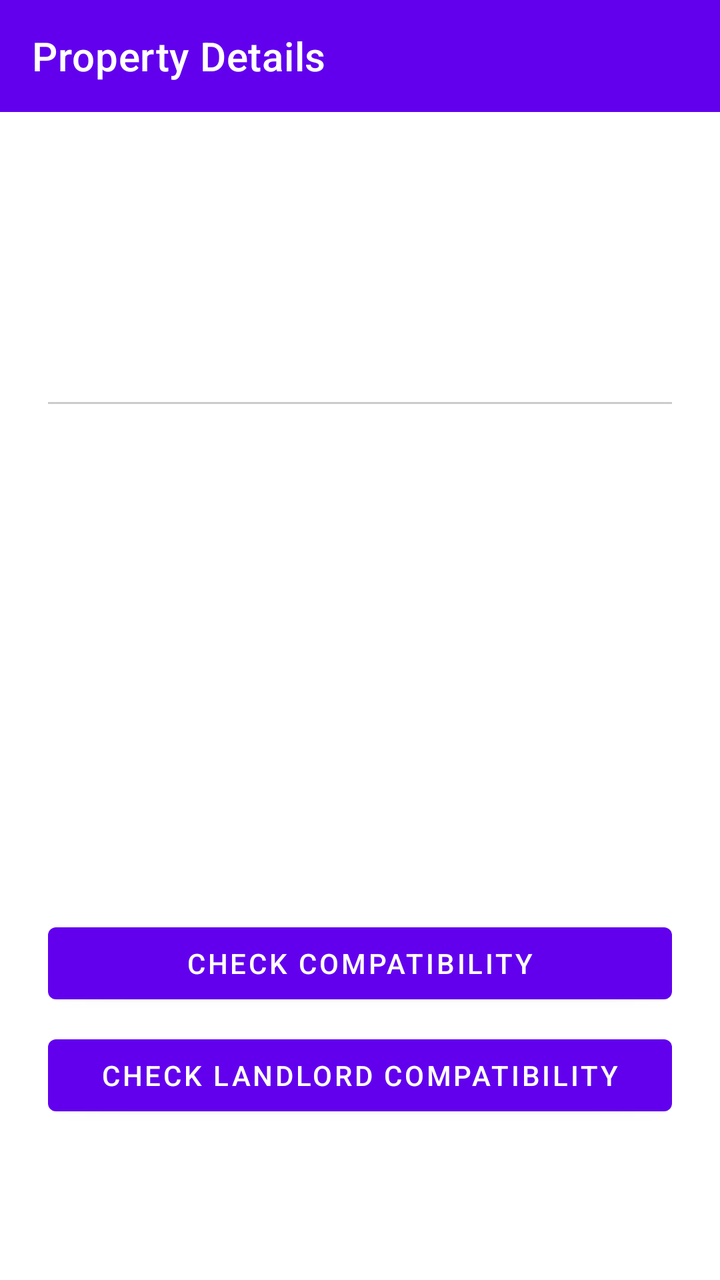
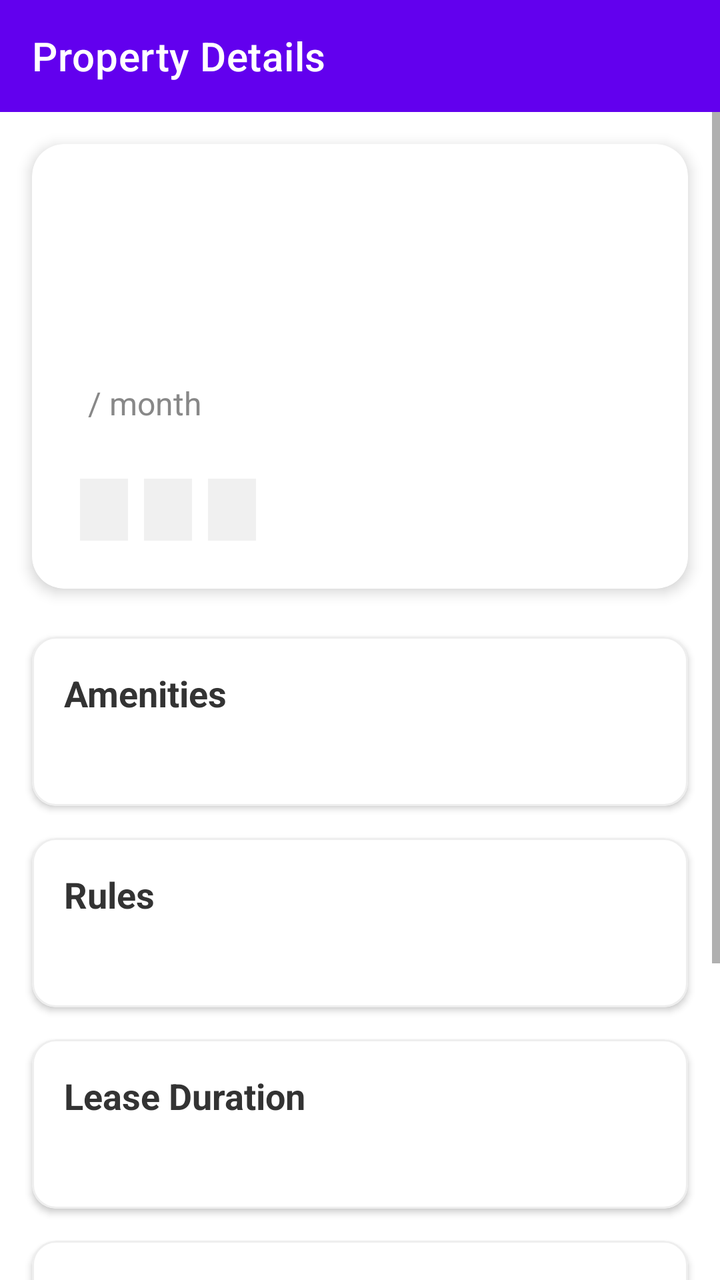

The first picture is an Android layout as it rendered before a commit; the second is the same layout after the commit. The layout source and the unified diff follow.
<!-- AndroidManifest.xml: application theme Theme.RentMate -->
<!-- res/layout/activity_property_details.xml -->
<?xml version="1.0" encoding="utf-8"?>
<LinearLayout xmlns:android="http://schemas.android.com/apk/res/android"
    xmlns:app="http://schemas.android.com/apk/res-auto"
    xmlns:tools="http://schemas.android.com/tools"
    android:id="@+id/main"
    android:layout_width="match_parent"
    android:layout_height="match_parent"
    android:orientation="vertical"
    tools:context=".PropertyDetailsActivity">

    <com.google.android.material.appbar.MaterialToolbar
        android:id="@+id/toolbar"
        android:layout_width="match_parent"
        android:layout_height="?attr/actionBarSize"
        android:background="?attr/colorPrimary"
        app:title="@string/title_property_details"
        app:titleTextColor="@color/white" />

    <ScrollView
        android:layout_width="match_parent"
        android:layout_height="match_parent">

    <LinearLayout
        android:layout_width="match_parent"
        android:layout_height="wrap_content"
        android:orientation="vertical"
        android:padding="24dp">

        <TextView
            android:id="@+id/tvTitle"
            android:layout_width="wrap_content"
            android:layout_height="wrap_content"
            android:textSize="24sp"
            android:textStyle="bold"
            android:textColor="@color/purple_500" />

        <TextView
            android:id="@+id/tvRent"
            android:layout_width="wrap_content"
            android:layout_height="wrap_content"
            android:layout_marginTop="8dp"
            android:textSize="20sp"
            android:textStyle="bold"
            android:textColor="@color/teal_700" />

        <TextView
            android:id="@+id/tvLocation"
            android:layout_width="wrap_content"
            android:layout_height="wrap_content"
            android:layout_marginTop="16dp"
            android:textSize="16sp" />

        <View
            android:layout_width="match_parent"
            android:layout_height="1dp"
            android:layout_marginTop="16dp"
            android:background="#CCCCCC" />

        <TextView
            android:id="@+id/tvType"
            android:layout_width="wrap_content"
            android:layout_height="wrap_content"
            android:layout_marginTop="16dp"
            android:textSize="16sp" />

        <TextView
            android:id="@+id/tvBedrooms"
            android:layout_width="wrap_content"
            android:layout_height="wrap_content"
            android:layout_marginTop="8dp"
            android:textSize="16sp" />

        <TextView
            android:id="@+id/tvRoomType"
            android:layout_width="wrap_content"
            android:layout_height="wrap_content"
            android:layout_marginTop="8dp"
            android:textSize="16sp" />

        <TextView
            android:id="@+id/tvLease"
            android:layout_width="wrap_content"
            android:layout_height="wrap_content"
            android:layout_marginTop="8dp"
            android:textSize="16sp" />

        <TextView
            android:id="@+id/tvAmenities"
            android:layout_width="wrap_content"
            android:layout_height="wrap_content"
            android:layout_marginTop="16dp"
            android:textSize="16sp" />

        <TextView
            android:id="@+id/tvRules"
            android:layout_width="wrap_content"
            android:layout_height="wrap_content"
            android:layout_marginTop="8dp"
            android:textSize="16sp" />

        <TextView
            android:id="@+id/tvDescription"
            android:layout_width="wrap_content"
            android:layout_height="wrap_content"
            android:layout_marginTop="16dp"
            android:textSize="16sp" />

        <LinearLayout
            android:id="@+id/layoutManagement"
            android:layout_width="match_parent"
            android:layout_height="wrap_content"
            android:orientation="horizontal"
            android:layout_marginTop="24dp"
            android:visibility="gone">

            <Button
                android:id="@+id/btnEditProperty"
                android:layout_width="0dp"
                android:layout_height="wrap_content"
                android:layout_weight="1"
                android:layout_marginEnd="4dp"
                android:text="@string/btn_edit_property"
                style="@style/Widget.MaterialComponents.Button.OutlinedButton"/>

            <Button
                android:id="@+id/btnDeleteProperty"
                android:layout_width="0dp"
                android:layout_height="wrap_content"
                android:layout_weight="1"
                android:layout_marginStart="4dp"
                android:text="@string/btn_delete_property"
                android:textColor="#FF0000"
                style="@style/Widget.MaterialComponents.Button.OutlinedButton"/>
        </LinearLayout>

        <Button
            android:id="@+id/btnCheckCompatibility"
            android:layout_width="match_parent"
            android:layout_height="wrap_content"
            android:layout_marginTop="24dp"
            android:text="@string/btn_check_compatibility" />

        <Button
            android:id="@+id/btnCheckLandlordCompatibility"
            android:layout_width="match_parent"
            android:layout_height="wrap_content"
            android:layout_marginTop="8dp"
            android:text="@string/btn_check_landlord_compatibility" />

    </LinearLayout>
</ScrollView>
</LinearLayout>
<!-- resources referenced by this layout -->
<resources>
  <color name="purple_500">#FF6200EE</color>
  <color name="teal_700">#FF018786</color>
  <color name="white">#FFFFFFFF</color>
  <string name="btn_check_compatibility">Check Compatibility</string>
  <string name="btn_check_landlord_compatibility">Check Landlord Compatibility</string>
  <string name="btn_delete_property">Delete Property</string>
  <string name="btn_edit_property">Edit Property</string>
  <string name="title_property_details">Property Details</string>
  <style name="Theme.RentMate" parent="Theme.MaterialComponents.DayNight.NoActionBar">
          
          <item name="colorPrimary">@color/purple_500</item>
          <item name="colorPrimaryVariant">@color/purple_700</item>
          <item name="colorOnPrimary">@color/white</item>
          
          <item name="colorSecondary">@color/teal_200</item>
          <item name="colorSecondaryVariant">@color/teal_700</item>
          <item name="colorOnSecondary">@color/black</item>
          
          <item name="android:statusBarColor">?attr/colorPrimaryVariant</item>
          
      </style>
  <color name="purple_700">#FF3700B3</color>
  <color name="teal_200">#FF03DAC5</color>
  <color name="black">#FF000000</color>
</resources>

<!-- the commit's change to res/layout/activity_property_details.xml (unified diff, before → after) -->
@@ -20,133 +20,308 @@
         android:layout_width="match_parent"
         android:layout_height="match_parent">
 
-    <LinearLayout
-        android:layout_width="match_parent"
-        android:layout_height="wrap_content"
-        android:orientation="vertical"
-        android:padding="24dp">
-
-        <TextView
-            android:id="@+id/tvTitle"
-            android:layout_width="wrap_content"
-            android:layout_height="wrap_content"
-            android:textSize="24sp"
-            android:textStyle="bold"
-            android:textColor="@color/purple_500" />
-
-        <TextView
-            android:id="@+id/tvRent"
-            android:layout_width="wrap_content"
-            android:layout_height="wrap_content"
-            android:layout_marginTop="8dp"
-            android:textSize="20sp"
-            android:textStyle="bold"
-            android:textColor="@color/teal_700" />
-
-        <TextView
-            android:id="@+id/tvLocation"
-            android:layout_width="wrap_content"
-            android:layout_height="wrap_content"
-            android:layout_marginTop="16dp"
-            android:textSize="16sp" />
-
-        <View
-            android:layout_width="match_parent"
-            android:layout_height="1dp"
-            android:layout_marginTop="16dp"
-            android:background="#CCCCCC" />
-
-        <TextView
-            android:id="@+id/tvType"
-            android:layout_width="wrap_content"
-            android:layout_height="wrap_content"
-            android:layout_marginTop="16dp"
-            android:textSize="16sp" />
-
-        <TextView
-            android:id="@+id/tvBedrooms"
-            android:layout_width="wrap_content"
-            android:layout_height="wrap_content"
-            android:layout_marginTop="8dp"
-            android:textSize="16sp" />
-
-        <TextView
-            android:id="@+id/tvRoomType"
-            android:layout_width="wrap_content"
-            android:layout_height="wrap_content"
-            android:layout_marginTop="8dp"
-            android:textSize="16sp" />
-
-        <TextView
-            android:id="@+id/tvLease"
-            android:layout_width="wrap_content"
-            android:layout_height="wrap_content"
-            android:layout_marginTop="8dp"
-            android:textSize="16sp" />
-
-        <TextView
-            android:id="@+id/tvAmenities"
-            android:layout_width="wrap_content"
-            android:layout_height="wrap_content"
-            android:layout_marginTop="16dp"
-            android:textSize="16sp" />
-
-        <TextView
-            android:id="@+id/tvRules"
-            android:layout_width="wrap_content"
-            android:layout_height="wrap_content"
-            android:layout_marginTop="8dp"
-            android:textSize="16sp" />
-
-        <TextView
-            android:id="@+id/tvDescription"
-            android:layout_width="wrap_content"
-            android:layout_height="wrap_content"
-            android:layout_marginTop="16dp"
-            android:textSize="16sp" />
-
         <LinearLayout
-            android:id="@+id/layoutManagement"
             android:layout_width="match_parent"
             android:layout_height="wrap_content"
-            android:orientation="horizontal"
-            android:layout_marginTop="24dp"
-            android:visibility="gone">
-
-            <Button
-                android:id="@+id/btnEditProperty"
-                android:layout_width="0dp"
-                android:layout_height="wrap_content"
-                android:layout_weight="1"
-                android:layout_marginEnd="4dp"
-                android:text="@string/btn_edit_property"
-                style="@style/Widget.MaterialComponents.Button.OutlinedButton"/>
-
-            <Button
-                android:id="@+id/btnDeleteProperty"
-                android:layout_width="0dp"
-                android:layout_height="wrap_content"
-                android:layout_weight="1"
-                android:layout_marginStart="4dp"
-                android:text="@string/btn_delete_property"
-                android:textColor="#FF0000"
-                style="@style/Widget.MaterialComponents.Button.OutlinedButton"/>
+            android:orientation="vertical"
+            android:paddingBottom="32dp">
+
+            
+            <com.google.android.material.card.MaterialCardView
+                android:layout_width="match_parent"
+                android:layout_height="wrap_content"
+                android:layout_margin="16dp"
+                app:cardCornerRadius="16dp"
+                app:cardElevation="4dp"
+                app:strokeWidth="0dp">
+
+                <LinearLayout
+                    android:layout_width="match_parent"
+                    android:layout_height="wrap_content"
+                    android:orientation="vertical"
+                    android:padding="24dp">
+
+                    <TextView
+                        android:id="@+id/tvTitle"
+                        android:layout_width="wrap_content"
+                        android:layout_height="wrap_content"
+                        android:textSize="24sp"
+                        android:textStyle="bold"
+                        android:textColor="@color/purple_500" />
+
+                    <TextView
+                        android:id="@+id/tvLocation"
+                        android:layout_width="wrap_content"
+                        android:layout_height="wrap_content"
+                        android:layout_marginTop="4dp"
+                        android:textSize="16sp"
+                        android:textColor="#666666" />
+
+                    <LinearLayout
+                        android:layout_width="match_parent"
+                        android:layout_height="wrap_content"
+                        android:orientation="horizontal"
+                        android:layout_marginTop="24dp"
+                        android:gravity="bottom">
+
+                        <TextView
+                            android:id="@+id/tvRent"
+                            android:layout_width="wrap_content"
+                            android:layout_height="wrap_content"
+                            android:textSize="28sp"
+                            android:textStyle="bold"
+                            android:textColor="@color/teal_700" />
+
+                        <TextView
+                            android:layout_width="wrap_content"
+                            android:layout_height="wrap_content"
+                            android:layout_marginStart="4dp"
+                            android:text="@string/per_month"
+                            android:textSize="16sp"
+                            android:textColor="#888888" />
+                    </LinearLayout>
+
+                    <LinearLayout
+                        android:layout_width="match_parent"
+                        android:layout_height="wrap_content"
+                        android:orientation="horizontal"
+                        android:layout_marginTop="24dp"
+                        android:gravity="center_vertical">
+
+                        <TextView
+                            android:id="@+id/tvType"
+                            android:layout_width="wrap_content"
+                            android:layout_height="wrap_content"
+                            android:textSize="14sp"
+                            android:background="#F0F0F0"
+                            android:paddingHorizontal="12dp"
+                            android:paddingVertical="6dp"
+                            android:textColor="#333333" />
+
+                        <TextView
+                            android:id="@+id/tvBedrooms"
+                            android:layout_width="wrap_content"
+                            android:layout_height="wrap_content"
+                            android:layout_marginStart="8dp"
+                            android:textSize="14sp"
+                            android:background="#F0F0F0"
+                            android:paddingHorizontal="12dp"
+                            android:paddingVertical="6dp"
+                            android:textColor="#333333" />
+
+                        <TextView
+                            android:id="@+id/tvRoomType"
+                            android:layout_width="wrap_content"
+                            android:layout_height="wrap_content"
+                            android:layout_marginStart="8dp"
+                            android:textSize="14sp"
+                            android:background="#F0F0F0"
+                            android:paddingHorizontal="12dp"
+                            android:paddingVertical="6dp"
+                            android:textColor="#333333" />
+                    </LinearLayout>
+                </LinearLayout>
+            </com.google.android.material.card.MaterialCardView>
+
+            
+            <com.google.android.material.card.MaterialCardView
+                android:layout_width="match_parent"
+                android:layout_height="wrap_content"
+                android:layout_marginHorizontal="16dp"
+                android:layout_marginTop="8dp"
+                app:cardCornerRadius="12dp"
+                app:cardElevation="2dp"
+                app:strokeWidth="1dp"
+                app:strokeColor="#EEEEEE">
+
+                <LinearLayout
+                    android:layout_width="match_parent"
+                    android:layout_height="wrap_content"
+                    android:orientation="vertical"
+                    android:padding="16dp">
+
+                    <TextView
+                        android:layout_width="wrap_content"
+                        android:layout_height="wrap_content"
+                        android:text="@string/label_amenities_header"
+                        android:textSize="18sp"
+                        android:textStyle="bold"
+                        android:textColor="#333333" />
+
+                    <TextView
+                        android:id="@+id/tvAmenities"
+                        android:layout_width="match_parent"
+                        android:layout_height="wrap_content"
+                        android:layout_marginTop="8dp"
+                        android:textSize="15sp"
+                        android:textColor="#555555"
+                        android:lineSpacingExtra="4dp" />
+                </LinearLayout>
+            </com.google.android.material.card.MaterialCardView>
+
+            
+            <com.google.android.material.card.MaterialCardView
+                android:layout_width="match_parent"
+                android:layout_height="wrap_content"
+                android:layout_marginHorizontal="16dp"
+                android:layout_marginTop="16dp"
+                app:cardCornerRadius="12dp"
+                app:cardElevation="2dp"
+                app:strokeWidth="1dp"
+                app:strokeColor="#EEEEEE">
+
+                <LinearLayout
+                    android:layout_width="match_parent"
+                    android:layout_height="wrap_content"
+                    android:orientation="vertical"
+                    android:padding="16dp">
+
+                    <TextView
+                        android:layout_width="wrap_content"
+                        android:layout_height="wrap_content"
+                        android:text="@string/label_rules_header"
+                        android:textSize="18sp"
+                        android:textStyle="bold"
+                        android:textColor="#333333" />
+
+                    <TextView
+                        android:id="@+id/tvRules"
+                        android:layout_width="match_parent"
+                        android:layout_height="wrap_content"
+                        android:layout_marginTop="8dp"
+                        android:textSize="15sp"
+                        android:textColor="#555555" />
+                </LinearLayout>
+            </com.google.android.material.card.MaterialCardView>
+
+            
+            <com.google.android.material.card.MaterialCardView
+                android:layout_width="match_parent"
+                android:layout_height="wrap_content"
+                android:layout_marginHorizontal="16dp"
+                android:layout_marginTop="16dp"
+                app:cardCornerRadius="12dp"
+                app:cardElevation="2dp"
+                app:strokeWidth="1dp"
+                app:strokeColor="#EEEEEE">
+
+                <LinearLayout
+                    android:layout_width="match_parent"
+                    android:layout_height="wrap_content"
+                    android:orientation="vertical"
+                    android:padding="16dp">
+
+                    <TextView
+                        android:layout_width="wrap_content"
+                        android:layout_height="wrap_content"
+                        android:text="@string/label_lease_duration_header"
+                        android:textSize="18sp"
+                        android:textStyle="bold"
+                        android:textColor="#333333" />
+
+                    <TextView
+                        android:id="@+id/tvLease"
+                        android:layout_width="match_parent"
+                        android:layout_height="wrap_content"
+                        android:layout_marginTop="8dp"
+                        android:textSize="15sp"
+                        android:textColor="#555555" />
+                </LinearLayout>
+            </com.google.android.material.card.MaterialCardView>
+
+            
+            <com.google.android.material.card.MaterialCardView
+                android:layout_width="match_parent"
+                android:layout_height="wrap_content"
+                android:layout_marginHorizontal="16dp"
+                android:layout_marginTop="16dp"
+                app:cardCornerRadius="12dp"
+                app:cardElevation="2dp"
+                app:strokeWidth="1dp"
+                app:strokeColor="#EEEEEE">
+
+                <LinearLayout
+                    android:layout_width="match_parent"
+                    android:layout_height="wrap_content"
+                    android:orientation="vertical"
+                    android:padding="16dp">
+
+                    <TextView
+                        android:layout_width="wrap_content"
+                        android:layout_height="wrap_content"
+                        android:text="@string/label_description_header"
+                        android:textSize="18sp"
+                        android:textStyle="bold"
+                        android:textColor="#333333" />
+
+                    <TextView
+                        android:id="@+id/tvDescription"
+                        android:layout_width="match_parent"
+                        android:layout_height="wrap_content"
+                        android:layout_marginTop="8dp"
+                        android:textSize="15sp"
+                        android:textColor="#555555"
+                        android:lineSpacingExtra="4dp" />
+                </LinearLayout>
+            </com.google.android.material.card.MaterialCardView>
+
+            
+            <LinearLayout
+                android:id="@+id/layoutManagement"
+                android:layout_width="match_parent"
+                android:layout_height="wrap_content"
+                android:orientation="horizontal"
+                android:layout_marginTop="32dp"
+                android:layout_marginHorizontal="16dp"
+                android:visibility="gone">
+
+                <Button
+                    android:id="@+id/btnEditProperty"
+                    android:layout_width="0dp"
+                    android:layout_height="wrap_content"
+                    android:layout_weight="1"
+                    android:layout_marginEnd="4dp"
+                    android:text="@string/btn_edit_property"
+                    android:textAllCaps="false"
+                    style="@style/Widget.MaterialComponents.Button.OutlinedButton"/>
+
+                <Button
+                    android:id="@+id/btnDeleteProperty"
+                    android:layout_width="0dp"
+                    android:layout_height="wrap_content"
+                    android:layout_weight="1"
+                    android:layout_marginStart="4dp"
+                    android:text="@string/btn_delete_property"
+                    android:textColor="#FF0000"
+                    android:textAllCaps="false"
+                    style="@style/Widget.MaterialComponents.Button.OutlinedButton"/>
+            </LinearLayout>
+
+            
+            <LinearLayout
+                android:layout_width="match_parent"
+                android:layout_height="wrap_content"
+                android:orientation="vertical"
+                android:layout_marginTop="16dp"
+                android:layout_marginHorizontal="16dp">
+
+                <Button
+                    android:id="@+id/btnCheckCompatibility"
+                    android:layout_width="match_parent"
+                    android:layout_height="wrap_content"
+                    android:text="@string/btn_check_compatibility"
+                    android:textAllCaps="false" />
+
+                <Button
+                    android:id="@+id/btnCheckLandlordCompatibility"
+                    android:layout_width="match_parent"
+                    android:layout_height="wrap_content"
+                    android:layout_marginTop="8dp"
+                    android:text="@string/btn_check_landlord_compatibility"
+                    android:textAllCaps="false"
+                    style="@style/Widget.MaterialComponents.Button.OutlinedButton" />
+            </LinearLayout>
+
         </LinearLayout>
-
-        <Button
-            android:id="@+id/btnCheckCompatibility"
-            android:layout_width="match_parent"
-            android:layout_height="wrap_content"
-            android:layout_marginTop="24dp"
-            android:text="@string/btn_check_compatibility" />
-
-        <Button
-            android:id="@+id/btnCheckLandlordCompatibility"
-            android:layout_width="match_parent"
-            android:layout_height="wrap_content"
-            android:layout_marginTop="8dp"
-            android:text="@string/btn_check_landlord_compatibility" />
-
-    </LinearLayout>
-</ScrollView>
+    </ScrollView>
 </LinearLayout>
<!-- resource entries referenced after the edit -->
@@ -7,6 +7,11 @@
   <string name="btn_check_landlord_compatibility">Check Landlord Compatibility</string>
   <string name="btn_delete_property">Delete Property</string>
   <string name="btn_edit_property">Edit Property</string>
+  <string name="label_amenities_header">Amenities</string>
+  <string name="label_description_header">Description</string>
+  <string name="label_lease_duration_header">Lease Duration</string>
+  <string name="label_rules_header">Rules</string>
+  <string name="per_month">/ month</string>
   <string name="title_property_details">Property Details</string>
   <style name="Theme.RentMate" parent="Theme.MaterialComponents.DayNight.NoActionBar">
           
